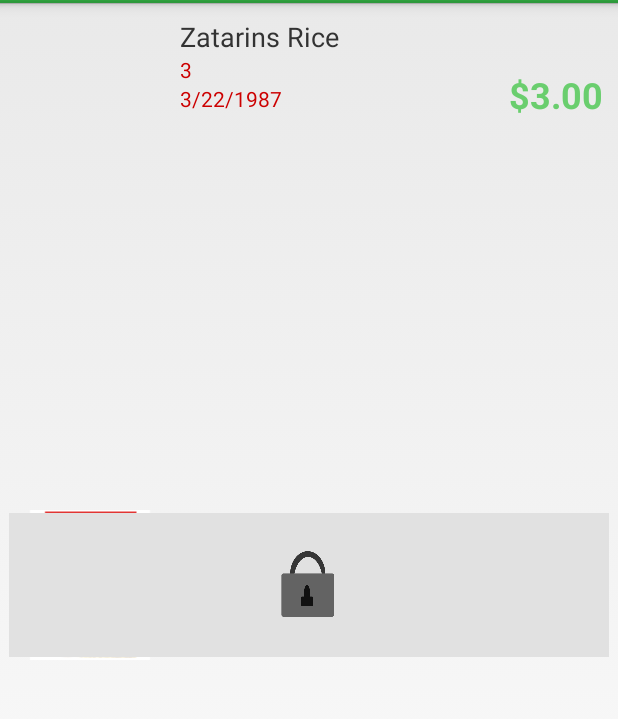
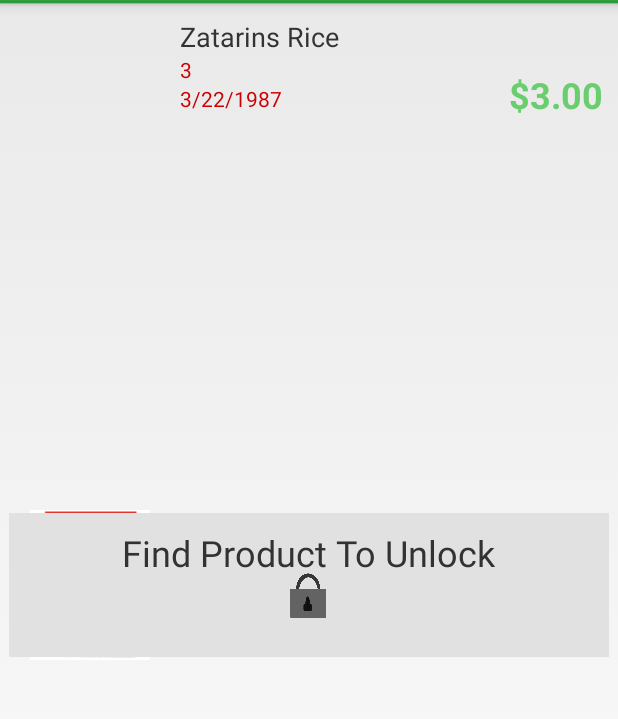
Before and after one commit to johnhiott/tme_event, an Android app: the layout coupon_item.xml on its own in the app's theme, with its tools: preview values and no code run, on a phone screen of 412 x 824 dp, the part 69-788 px from its top. Run offline under Robolectric (Android 15) with nearby library versions, the phone set to English and light mode, and no system bars.

Commit message:
Updated Coupon quest item display

```diff
--- a/app/src/main/java/tme/transactthis/com/couponquest/QuestViewActivity.java
+++ b/app/src/main/java/tme/transactthis/com/couponquest/QuestViewActivity.java
@@ -72,7 +72,11 @@
 
 
     }
-
+    @Override
+    public void onListItemClick(ListView l, View v, int position, long id){
+        ICoupon coupon = mCoupons.get(position);
+        CouponDetailActivity.startDetailActivity(this, coupon.getShortDescription(), coupon.getValue(), coupon.getDescription(), coupon.getTerms());
+    }
 
     @Override
     public void onTagDiscovered(Tag tag) {
--- a/app/src/main/res/layout/coupon_item.xml
+++ b/app/src/main/res/layout/coupon_item.xml
@@ -69,12 +69,25 @@
 
 
 
-    <View
+    <RelativeLayout
         android:layout_width="400dp"
         android:id="@+id/lockBackground"
         android:layout_height="96dp"
+        android:orientation="horizontal"
         android:layout_centerInParent="true"
-        android:background="#E1E1e1"/>
+        android:background="#E1E1e1">
+
+        <TextView
+            android:id="@+id/instructions"
+            android:layout_width="wrap_content"
+            android:layout_centerHorizontal="true"
+            android:layout_height="wrap_content"
+            android:textSize="24sp"
+            android:paddingTop="10dp"
+            android:text="Find Product To Unlock"/>
+
+
+    </RelativeLayout>
 
     <ImageView
         android:id="@+id/lock"
@@ -82,7 +95,10 @@
         android:layout_height="48dp"
         android:layout_centerHorizontal="true"
         android:src="@drawable/lock"
+        android:paddingTop="15dp"
         android:layout_centerInParent="true"
         android:visibility="visible"/>
 
+
+
 </RelativeLayout>
```
